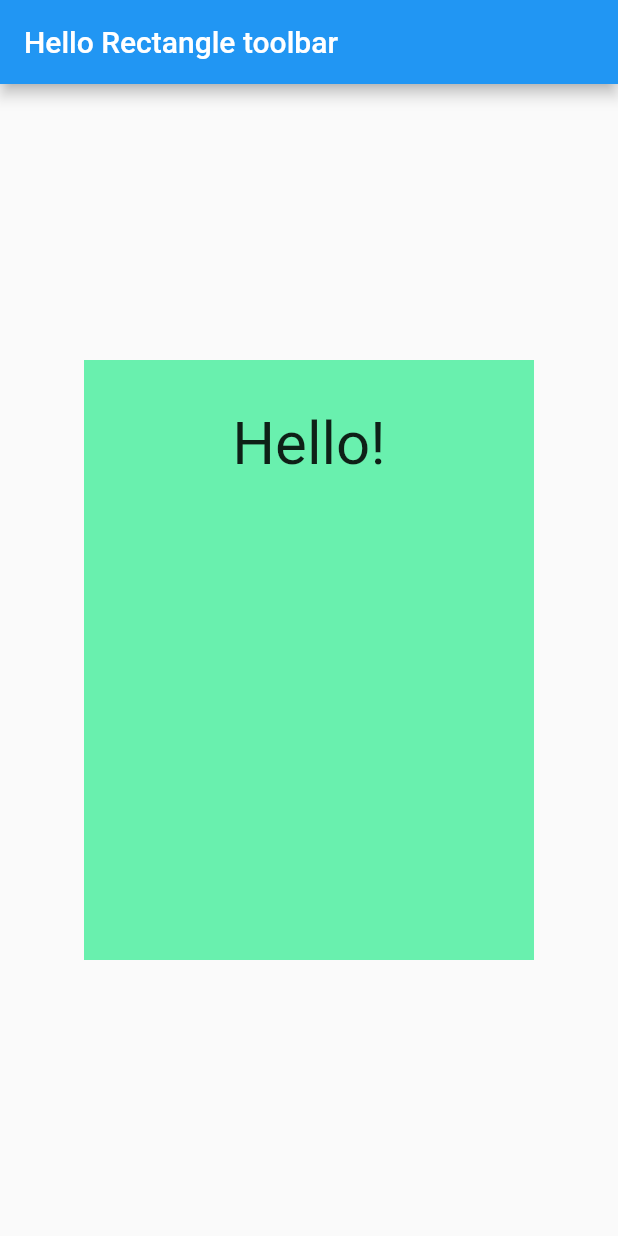
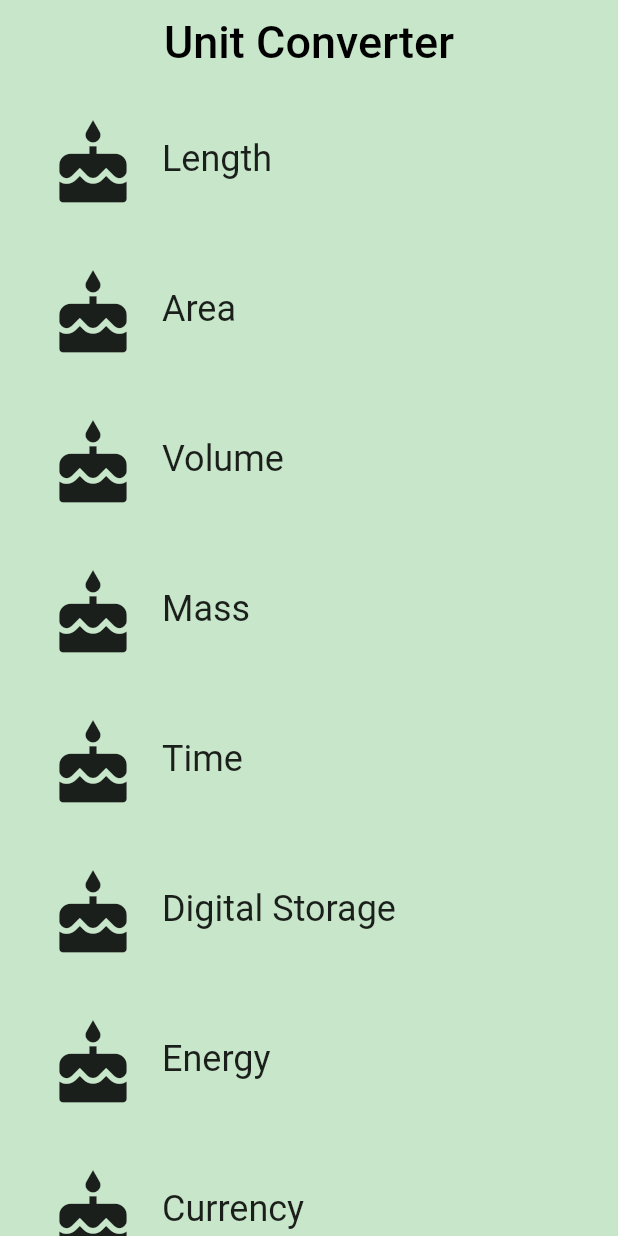
Before and after one commit to CoderJava/Hello-Rectangle, a Flutter app: the screen it shows after launch, on a phone screen of 412 x 824 dp. Run offline on Flutter 3.47's test engine with Material 2 defaults, Android fonts, the phone set to English and light mode, and no system bars.

Commit message:
Completed category_route

```diff
--- /dev/null
+++ b/lib/category.dart
@@ -0,0 +1,63 @@
+import 'package:flutter/material.dart';
+import 'package:meta/meta.dart';
+
+final _rowHeight = 100.0;
+final _borderRadius = BorderRadius.circular(_rowHeight / 2);
+
+class Category extends StatelessWidget {
+
+  final String name;
+  final ColorSwatch color;
+  final IconData iconLocation;
+
+  // Constructor
+  const Category(
+      {Key key,
+      @required this.name,
+      @required this.color,
+      @required this.iconLocation})
+      : assert(name != null),
+        assert(color != null),
+        assert(iconLocation != null),
+        super(key: key);
+
+  @override
+  Widget build(BuildContext context) {
+    return Material(
+      color: Colors.transparent,
+      child: Container(
+        height: _rowHeight,
+        child: InkWell(
+          borderRadius: _borderRadius,
+          highlightColor: color,
+          splashColor: color,
+          onTap: () {
+            print('I was tapped!');
+          },
+          child: Padding(
+            padding: EdgeInsets.all(8.0),
+            child: Row(
+              crossAxisAlignment: CrossAxisAlignment.stretch,
+              children: [
+                Padding(
+                  padding: EdgeInsets.all(16.0),
+                  child: Icon(
+                    iconLocation,
+                    size: 60.0,
+                  ),
+                ),
+                Center(
+                  child: Text(
+                    name,
+                    textAlign: TextAlign.center,
+                    style: Theme.of(context).textTheme.headline,
+                  ),
+                )
+              ]
+            ),
+          ),
+        ),
+      ),
+    );
+  }
+}
--- /dev/null
+++ b/lib/category_route.dart
@@ -0,0 +1,76 @@
+import 'package:flutter/material.dart';
+import 'category.dart';
+
+final _backgroundColor = Colors.green[100];
+
+class CategoryRoute extends StatelessWidget {
+
+  // Constructor
+  const CategoryRoute();
+
+  static const _categoryNames = <String>[
+    'Length',
+    'Area',
+    'Volume',
+    'Mass',
+    'Time',
+    'Digital Storage',
+    'Energy',
+    'Currency'
+  ];
+
+  static const _baseColors = <Color>[
+    Colors.teal,
+    Colors.orange,
+    Colors.pinkAccent,
+    Colors.blueAccent,
+    Colors.yellow,
+    Colors.greenAccent,
+    Colors.purpleAccent,
+    Colors.red
+  ];
+
+  Widget _buildCategoryWidgets(List<Widget> categories) {
+    return ListView.builder(
+      itemBuilder: (BuildContext context, int index) => categories[index],
+      itemCount: categories.length,
+    );
+  }
+
+  @override
+  Widget build(BuildContext context) {
+    final categories = <Category>[];
+    for (var i = 0; i < _categoryNames.length; i++) {
+      categories.add(Category(
+        name: _categoryNames[i],
+        color: _baseColors[i],
+        iconLocation: Icons.cake,
+      ));
+    }
+
+    final listView = Container(
+      color: _backgroundColor,
+      padding: EdgeInsets.symmetric(horizontal: 8.0),
+      child: _buildCategoryWidgets(categories),
+    );
+
+    final appBar = AppBar(
+      elevation: 0.0,
+      title: Text(
+        'Unit Converter',
+        style: TextStyle(
+          color: Colors.black,
+          fontSize: 30.0
+        ),
+      ),
+      centerTitle: true,
+      backgroundColor: _backgroundColor,
+    );
+
+    return Scaffold(
+      appBar: appBar,
+      body: listView,
+    );
+  }
+
+}
--- a/lib/main.dart
+++ b/lib/main.dart
@@ -1,43 +1,17 @@
 import 'package:flutter/material.dart';
-
-const _padding = EdgeInsets.all(16.0);
+import 'category_route.dart';
 
 void main() {
-  runApp(
-    MaterialApp(
-      debugShowCheckedModeBanner: false,
-      title: 'Hello Rectangle',
-      home: Scaffold(
-        appBar: AppBar(
-          title: Text('Hello Rectangle toolbar'),
-        ),
-        body: HelloRectangle(),
-      )
-    )
-  );
+  runApp(UnitConverterApp());
 }
 
-
-class HelloRectangle extends StatelessWidget {
-
+class UnitConverterApp extends StatelessWidget {
   @override
   Widget build(BuildContext context) {
-    return Center(
-      child: Container(
-        padding: _padding,
-        color: Colors.greenAccent,
-        width: 300.0,
-        height: 400.0,
-        child: Padding(
-          padding: _padding,
-          child: Text(
-            'Hello!',
-            style: TextStyle(fontSize: 40.0),
-            textAlign: TextAlign.center,
-          ),
-        ),
-      ),
+    return MaterialApp(
+      debugShowCheckedModeBanner: false,
+      title: 'Unit Converter',
+      home: CategoryRoute(),
     );
   }
-
 }
```
Also changed, not shown: 1 other file.
